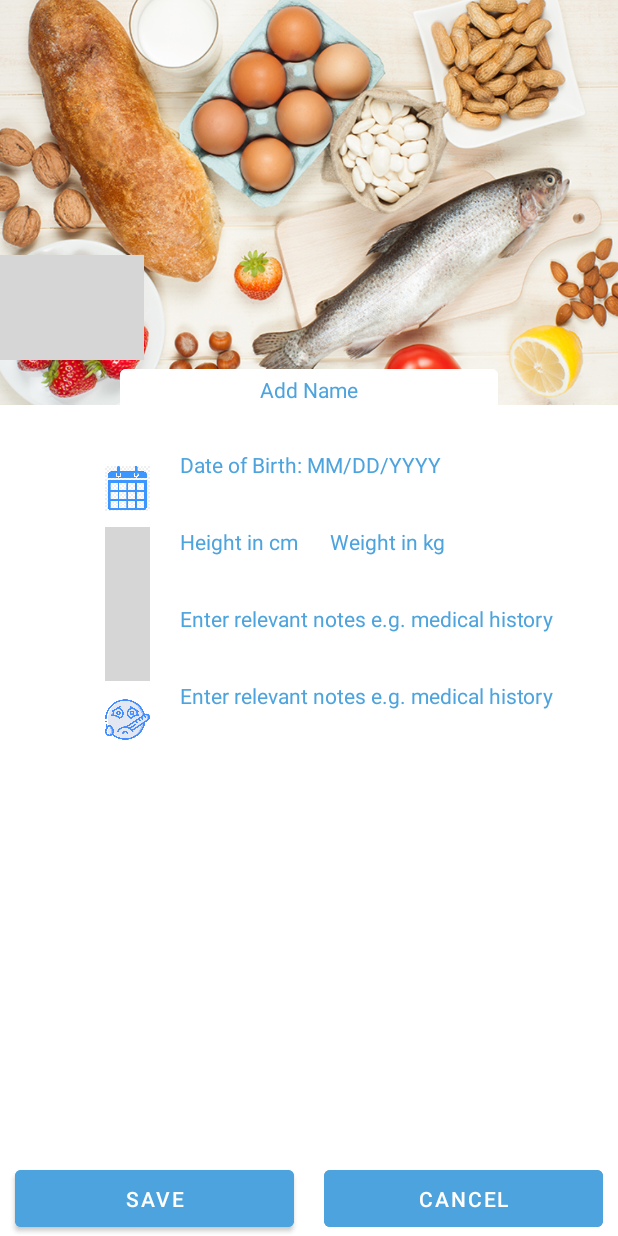
After one commit to LeoBueno15/AllergyAlert, an Android app: the layout activity_view_profile.xml on its own in the app's theme, with its tools: preview values and no code run, on a phone screen of 412 x 824 dp. The commit adds this screen. Run offline under Robolectric (Android 15) with nearby library versions, the phone set to English and light mode, and no system bars; grey boxes are pictures that could not be loaded.

Commit message:
Add view profile

```diff
--- a/app/src/main/AndroidManifest.xml
+++ b/app/src/main/AndroidManifest.xml
@@ -9,7 +9,11 @@
         android:label="@string/app_name"
         android:roundIcon="@mipmap/ic_launcher_round"
         android:supportsRtl="true"
-        android:theme="@style/Theme.AllergyAlert">
+        android:theme="@style/Theme.AllergyAlert"
+        android:fullBackupOnly="true">
+        <activity
+            android:name=".ViewProfile"
+            android:exported="true" />
         <activity
             android:name=".ProductInformation"
             android:exported="true" />
--- /dev/null
+++ b/app/src/main/java/com/example/allergyalert/ViewProfile.kt
@@ -0,0 +1,23 @@
+package com.example.allergyalert
+
+import androidx.appcompat.app.AppCompatActivity
+import android.os.Bundle
+import android.widget.Button
+
+class ViewProfile : AppCompatActivity() {
+    class AddProfile : AppCompatActivity() {
+
+        lateinit var cancelButton: Button
+
+        override fun onCreate(savedInstanceState: Bundle?) {
+            super.onCreate(savedInstanceState)
+            setContentView(R.layout.activity_view_profile)
+
+            cancelButton = findViewById(R.id.cancel_profile)
+
+            cancelButton.setOnClickListener {
+                finish()
+            }
+        }
+    }
+}
--- /dev/null
+++ b/app/src/main/res/layout/activity_view_profile.xml
@@ -0,0 +1,251 @@
+<?xml version="1.0" encoding="utf-8"?>
+<LinearLayout xmlns:android="http://schemas.android.com/apk/res/android"
+    xmlns:app="http://schemas.android.com/apk/res-auto"
+    android:layout_width="fill_parent"
+    android:layout_height="match_parent"
+    android:orientation="vertical"
+    android:backgroundTint="@color/blue"
+    >
+
+    <ScrollView
+        style="@style/FontTheme"
+        android:layout_width="match_parent"
+        android:layout_height="match_parent"
+        android:fillViewport="true">
+
+        <LinearLayout
+            android:layout_width="match_parent"
+            android:layout_height="match_parent"
+            android:orientation="vertical">
+
+            <RelativeLayout
+                android:layout_width="fill_parent"
+                android:layout_height="300dp"
+                android:orientation="vertical"
+                android:layout_gravity="center"
+                >
+
+                <ImageView
+                    android:id="@+id/imageProfile"
+                    android:layout_width="fill_parent"
+                    android:layout_height="270dp"
+                    android:layout_marginStart="0dp"
+                    android:layout_marginTop="0dp"
+                    android:layout_marginEnd="0dp"
+                    android:layout_marginBottom="0dp"
+                    android:scaleType="centerCrop"
+                    android:src="@drawable/food">
+
+                </ImageView>
+
+                <ImageView
+                    android:id="@+id/profileImage"
+                    android:layout_width="wrap_content"
+                    android:layout_height="70dp"
+                    android:layout_marginTop="170dp"
+                    android:scaleType="fitCenter"
+                    android:src="@drawable/profile">
+                </ImageView>
+
+                <Button
+                    style="?android:attr/buttonBarButtonStyle"
+                    android:layout_width="fill_parent"
+                    android:layout_height="50dp"
+                    android:layout_marginHorizontal="80dp"
+                    android:layout_marginTop="240dp"
+                    android:backgroundTint="@color/white"
+                    android:text="@string/cancel_button"
+                    android:textColor="@color/white"
+                    android:layout_gravity="center"
+                    />
+
+
+                <TextView
+                    android:id="@+id/name_entry"
+                    android:layout_width="fill_parent"
+                    android:layout_height="wrap_content"
+                    android:layout_gravity="center"
+                    android:layout_marginTop="250dp"
+                    android:fontFamily="roboto"
+                    android:inputType="text"
+                    android:text="Add Name"
+                    android:textAlignment="center"
+                    android:textColor="@color/blue"
+                    android:textSize="14dp"
+                    android:background="@null"
+                    />
+            </RelativeLayout>
+
+            <LinearLayout
+                android:layout_width="match_parent"
+                android:layout_height="51dp"
+                android:orientation="horizontal"
+                >
+
+                <ImageView
+                    android:id="@+id/calendar"
+                    android:layout_width="30dp"
+                    android:layout_height="match_parent"
+                    android:layout_marginLeft="70dp"
+                    android:layout_gravity="center"
+                    android:src="@drawable/calendar"
+                    >
+                </ImageView>
+
+                <TextView
+                    android:id="@+id/dob"
+                    android:layout_width="fill_parent"
+                    android:layout_height="match_parent"
+                    android:layout_marginHorizontal="20dp"
+                    android:textAlignment="textStart"
+                    android:fontFamily="roboto"
+                    android:inputType="text"
+                    android:text="Date of Birth: MM/DD/YYYY"
+                    android:textColor="@color/blue"
+                    android:textSize="14dp"
+                    android:background="@null"
+                    />
+
+            </LinearLayout>
+
+            <LinearLayout
+                style="@style/FontTheme"
+                android:layout_width="match_parent"
+                android:layout_height="51dp"
+                android:orientation="horizontal"
+                app:layout_constraintBottom_toBottomOf="parent">
+
+                <ImageView
+                    android:id="@+id/measure"
+                    android:layout_width="30dp"
+                    android:layout_height="match_parent"
+                    android:layout_marginLeft="70dp"
+                    android:layout_gravity="center"
+                    android:src="@drawable/measure"
+                    >
+                </ImageView>
+
+                <TextView
+                    android:id="@+id/height"
+                    android:layout_width="80dp"
+                    android:layout_height="match_parent"
+                    android:layout_marginHorizontal="20dp"
+                    android:textAlignment="textStart"
+                    android:fontFamily="roboto"
+                    android:inputType="text"
+                    android:text="Height in cm"
+                    android:textColor="@color/blue"
+                    android:textSize="14dp"
+                    android:background="@null"
+                    />
+
+                <TextView
+                    android:id="@+id/weight"
+                    android:layout_width="80dp"
+                    android:layout_height="match_parent"
+                    android:textAlignment="textStart"
+                    android:fontFamily="roboto"
+                    android:inputType="text"
+                    android:text="Weight in kg"
+                    android:textColor="@color/blue"
+                    android:textSize="14dp"
+                    android:background="@null"
+                    />
+            </LinearLayout>
+
+            <LinearLayout
+                android:layout_width="match_parent"
+                android:layout_height="51dp"
+                android:orientation="horizontal"
+                >
+
+                <ImageView
+                    android:id="@+id/notes"
+                    android:layout_width="30dp"
+                    android:layout_height="match_parent"
+                    android:layout_marginLeft="70dp"
+                    android:layout_gravity="center"
+                    android:src="@drawable/notes"
+                    >
+                </ImageView>
+
+                <TextView
+                    android:id="@+id/notesText"
+                    android:layout_width="fill_parent"
+                    android:layout_height="match_parent"
+                    android:layout_marginHorizontal="20dp"
+                    android:textAlignment="textStart"
+                    android:fontFamily="roboto"
+                    android:inputType="text"
+                    android:text="Enter relevant notes e.g. medical history"
+                    android:textColor="@color/blue"
+                    android:textSize="14dp"
+                    android:background="@null"
+                    />
+
+            </LinearLayout>
+
+            <LinearLayout
+                android:layout_width="match_parent"
+                android:layout_height="51dp"
+                android:orientation="horizontal"
+                >
+
+                <ImageView
+                    android:id="@+id/allergens"
+                    android:layout_width="30dp"
+                    android:layout_height="match_parent"
+                    android:layout_marginLeft="70dp"
+                    android:layout_gravity="center"
+                    android:src="@drawable/allergen"
+                    >
+                </ImageView>
+
+                <TextView
+                    android:id="@+id/notesWritten"
+                    android:layout_width="fill_parent"
+                    android:layout_height="match_parent"
+                    android:layout_marginHorizontal="20dp"
+                    android:textAlignment="textStart"
+                    android:fontFamily="roboto"
+                    android:inputType="text"
+                    android:text="Enter relevant notes e.g. medical history"
+                    android:textColor="@color/blue"
+                    android:textSize="14dp"
+                    android:background="@null"
+                    />
+            </LinearLayout>
+            <LinearLayout
+                android:layout_width="match_parent"
+                android:layout_height="fill_parent"
+                android:orientation="horizontal">
+
+                <Button
+                    android:id="@+id/save_profile"
+                    android:layout_width="70dp"
+                    android:layout_height="50dp"
+                    android:layout_marginHorizontal="10dp"
+                    android:layout_weight="1"
+                    android:backgroundTint="@color/blue"
+                    android:src="@drawable/food"
+                    android:text="@string/save_button"
+                    android:textColor="@color/white"
+                    android:layout_gravity="bottom"
+                    />
+
+                <Button
+                    android:id="@+id/cancel_profile"
+                    style="?android:attr/buttonBarButtonStyle"
+                    android:layout_width="70dp"
+                    android:layout_height="50dp"
+                    android:layout_marginHorizontal="10dp"
+                    android:layout_weight="1.0"
+                    android:backgroundTint="@color/blue"
+                    android:text="@string/cancel_button"
+                    android:textColor="@color/white"
+                    android:layout_gravity="bottom"/>
+
+            </LinearLayout>
+        </LinearLayout>
+    </ScrollView>
+</LinearLayout>
--- a/app/src/main/res/layout/fragment_home.xml
+++ b/app/src/main/res/layout/fragment_home.xml
@@ -24,6 +24,18 @@
             android:layout_width="wrap_content"
             android:layout_height="wrap_content"/>
 
+        <Button
+            android:id="@+id/cancel_profile"
+            style="?android:attr/buttonBarButtonStyle"
+            android:layout_width="70dp"
+            android:layout_height="50dp"
+            android:layout_marginHorizontal="10dp"
+            android:layout_weight="1.0"
+            android:backgroundTint="@color/blue"
+            android:text="View Profile"
+            android:textColor="@color/white"
+            android:layout_gravity="bottom"/>
+
     </LinearLayout>
 
     <com.google.android.material.floatingactionbutton.FloatingActionButton
--- a/app/src/main/res/values/themes.xml
+++ b/app/src/main/res/values/themes.xml
@@ -2,8 +2,6 @@
     <!-- Base application theme. -->
     <style name="Theme.AllergyAlert" parent="Theme.MaterialComponents.DayNight.DarkActionBar">
         <!-- Primary brand color. -->
-        <item name="colorPrimary">@color/teal</item>
-        <item name="colorPrimaryVariant">@color/orange</item>
         <item name="colorOnPrimary">@color/white</item>
         <!-- Secondary brand color. -->
         <item name="colorSecondary">@color/teal_200</item>
```
